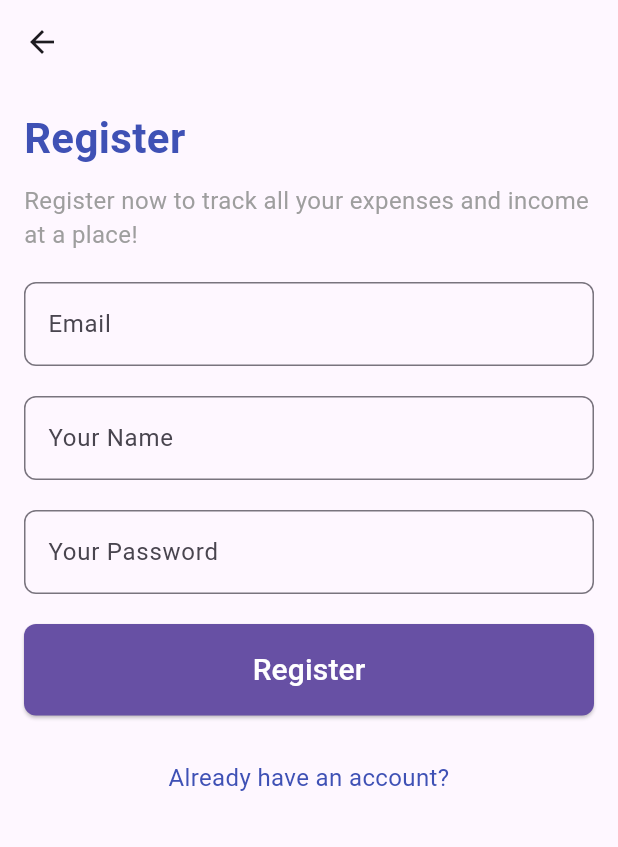
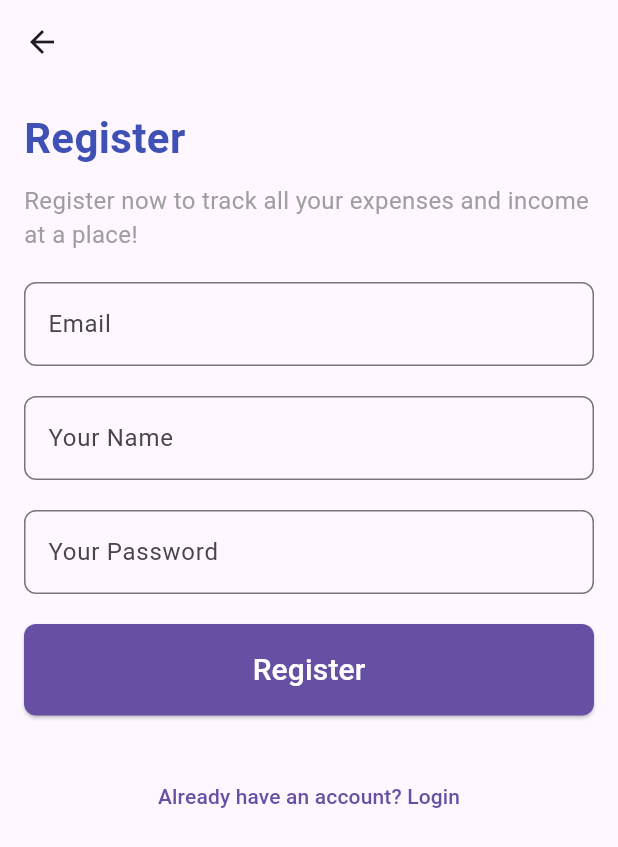
Before and after one commit to WrenixAdmin/Mobile-App--Finance, a Flutter app: the RegisterScreen screen opened directly, on a phone screen of 412 x 824 dp. Shown: the top 847 px of the screen. Run offline on Flutter 3.47's test engine with Material 3 defaults, Android fonts, the phone set to English and light mode, and no system bars; Roboto replaces fonts that are missing (Poppins).

Commit message:
fix navigatin

```diff
--- a/FrontEnd/finance/lib/screens/login/register_screen.dart
+++ b/FrontEnd/finance/lib/screens/login/register_screen.dart
@@ -1,3 +1,4 @@
+import 'package:finance/screens/login/login_screen.dart';
 import 'package:finance/utils/style.dart';
 import 'package:flutter/material.dart';
 import 'package:finance/utils/colors.dart'; // Ensure this path is correct
@@ -58,14 +59,18 @@ class RegisterScreen extends StatelessWidget {
               CustomButton(
                 text: 'Register',
                 onPressed: () {
-                  // Handle registration logic
                 },
               ),
               const SizedBox(height: 30),
-              Text(
-                'Already have an account?',
-                style: AppStyles.subFooter,
-                textAlign: TextAlign.center,
+              TextButton(
+                onPressed: () {
+                  // Handle login logic
+                  Navigator.push(context, MaterialPageRoute(builder: (context) => LoginScreen()));
+                },
+                child: const Text(
+                  'Already have an account? Login',
+
+                ),
               ),
             ],
           ),
--- a/FrontEnd/finance/lib/screens/splash/get_start_screen_three.dart
+++ b/FrontEnd/finance/lib/screens/splash/get_start_screen_three.dart
@@ -1,4 +1,5 @@
 import 'package:finance/screens/home/home_screen.dart';
+import 'package:finance/screens/login/login_screen.dart';
 import 'package:flutter/material.dart';
 import '../../components/custom_clip_path.dart';
 import '../../utils/colors.dart';
@@ -30,7 +31,7 @@ class ScreenThree extends StatelessWidget {
                     onPressed: () {
                       Navigator.push(
                         context,
-                        MaterialPageRoute(builder: (context) =>  DashboardScreen()),
+                        MaterialPageRoute(builder: (context) =>  const LoginScreen()),
                       );
                     },
 
```
